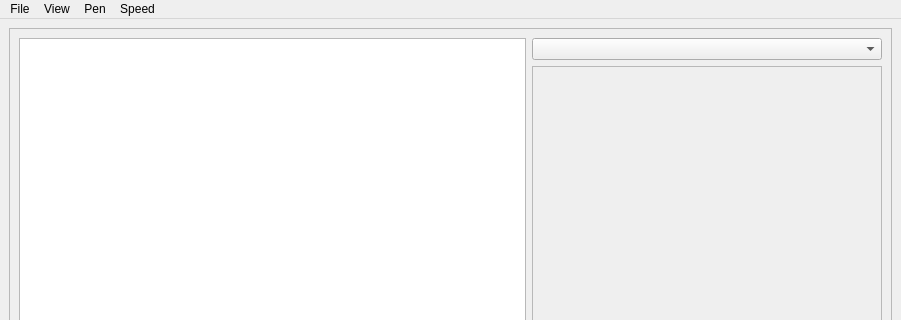
Qt form data/ui/pynguin.ui (aresnick/pynguin) before a commit; both pictures show x 0 to 901 and y 0 to 320 of the 901 by 600 pixel window.
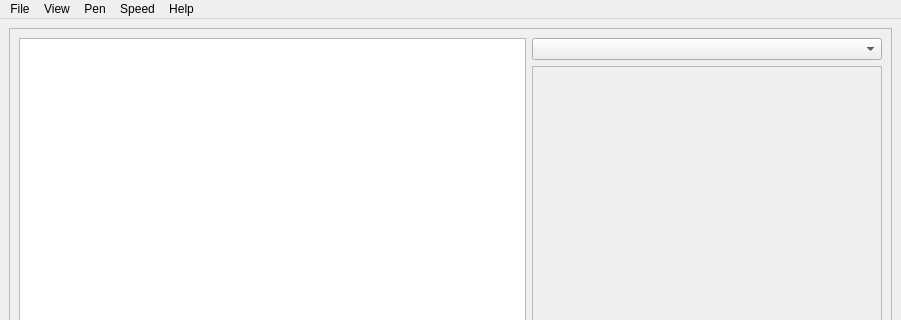
The same form after that commit.

Commit message: add about dialog

Diff of the .ui file:
```diff
--- a/data/ui/pynguin.ui
+++ b/data/ui/pynguin.ui
@@ -148,10 +148,17 @@
     <addaction name="actionFast"/>
     <addaction name="actionInstant"/>
    </widget>
+   <widget class="QMenu" name="menuHelp">
+    <property name="title">
+     <string>Help</string>
+    </property>
+    <addaction name="actionAbout"/>
+   </widget>
    <addaction name="menuQuit"/>
    <addaction name="menuPynguin"/>
    <addaction name="menuPen"/>
    <addaction name="menuSpeed"/>
+   <addaction name="menuHelp"/>
   </widget>
   <widget class="QStatusBar" name="statusbar"/>
   <action name="actionQuit">
```
Left out of the diff: 22 changed lines with no effect on the pictures. The commit also changes 3 other files.
